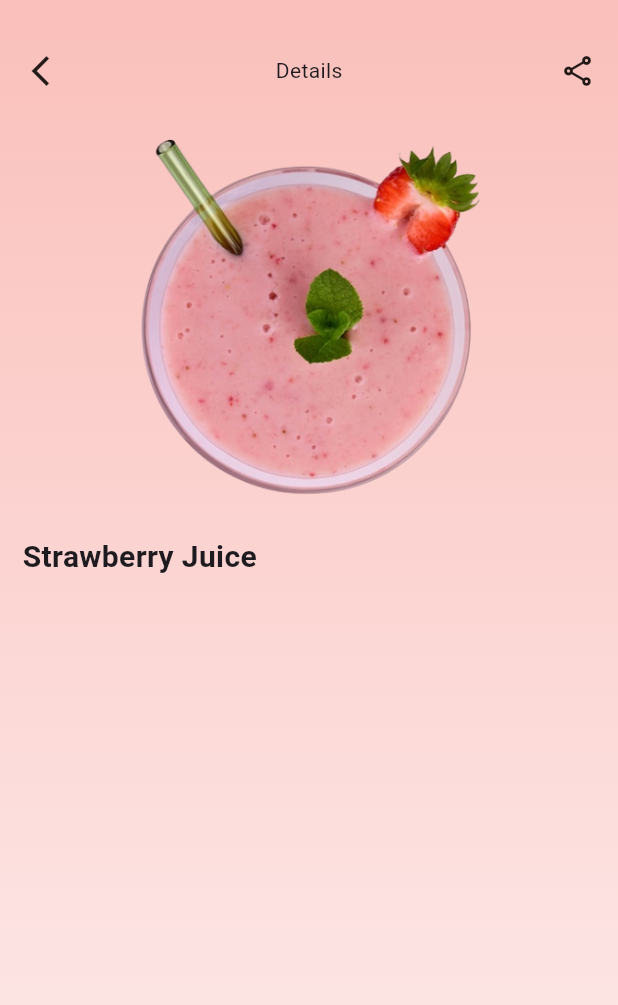
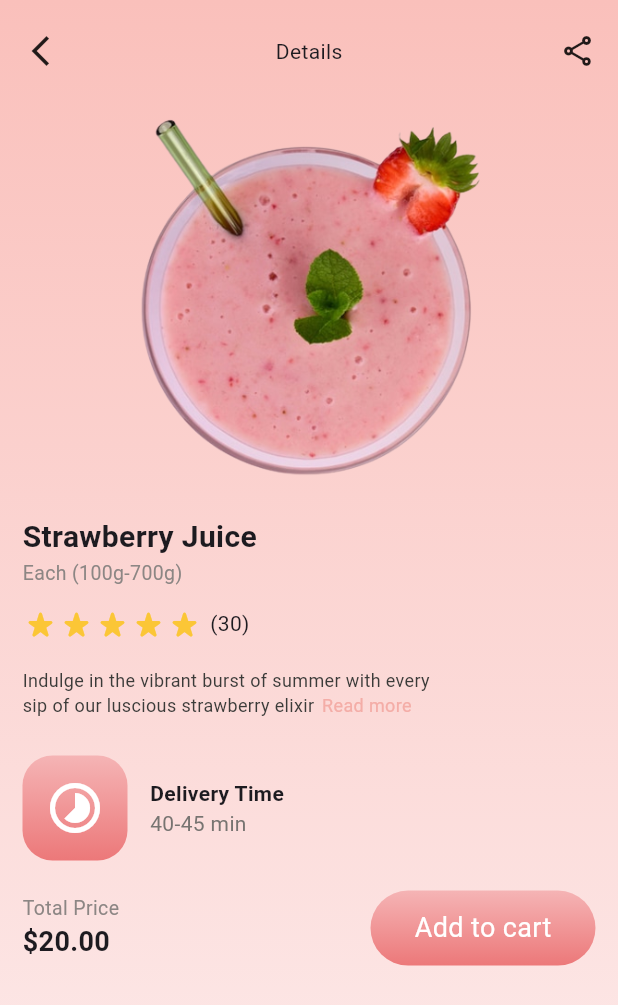
Before and after one commit to MayarMahmoud2002/sweet_app_delivery, a Flutter app: the DetailScreen screen opened directly, on a phone screen of 412 x 824 dp. Shown: the top 1005 px of the screen. Run offline on Flutter 3.47's test engine with Material 2 defaults, Android fonts, the light colour scheme and no system bars; our stand-ins replace flutter_custom_clippers.

Commit message:
finish 99% of Ui For Details Screen

```diff
--- a/lib/main.dart
+++ b/lib/main.dart
@@ -1,7 +1,7 @@
 import 'package:flutter/material.dart';
 import 'package:sweet_app/presentation/views/screens/home_screen.dart';
 import 'package:sweet_app/presentation/views/screens/splash_screen.dart';
-import 'package:sweet_app/presentation/views/widgets/deatail_screens/detail_screen.dart';
+import 'package:sweet_app/presentation/views/screens/detail_screen.dart';
 
 void main() {
   runApp(const MyApp());
@@ -18,7 +18,7 @@ class MyApp extends StatelessWidget {
       theme: ThemeData(
         useMaterial3: true,
       ),
-      home:  DetailScreen(),
+      home:  SplashScreen(),
     );
   }
 }
--- /dev/null
+++ b/lib/presentation/views/screens/detail_screen.dart
@@ -0,0 +1,226 @@
+import 'package:flutter/material.dart';
+
+class DetailScreen extends StatelessWidget {
+  @override
+  Widget build(BuildContext context) {
+    return SafeArea(
+      child: Scaffold(
+        body: Container(
+          height: double.infinity,
+          width: double.infinity,
+          decoration: BoxDecoration(
+              gradient: LinearGradient(
+                  begin: Alignment.topCenter,
+                  end: Alignment.bottomCenter,
+                  colors: [
+                Color.fromRGBO(250, 192, 187, 1.0),
+                Color.fromRGBO(253, 237, 237, 1.0),
+              ])),
+          child: Padding(
+            padding: const EdgeInsets.symmetric(vertical: 22.0),
+            child: SingleChildScrollView(
+              child: Padding(
+                padding: const EdgeInsets.symmetric(horizontal: 15.0),
+                child: Column(
+                  crossAxisAlignment: CrossAxisAlignment.start,
+                  children: [
+                    Row(
+                      children: [
+                        Icon(Icons.arrow_back_ios_new),
+                        Spacer(),
+                        Text('Details'),
+                        Spacer(),
+                        Icon(Icons.share_outlined),
+                      ],
+                    ),
+                    SizedBox(
+                      height: 30.0,
+                    ),
+                    Image.asset("assets/images/strawberry.png"),
+                    SizedBox(
+                      height: 20.0,
+                    ),
+                    Row(
+                      children: [
+                        Text(
+                          'Strawberry Juice',
+                          style: TextStyle(
+                              fontWeight: FontWeight.bold, fontSize: 20),
+                        ),
+                        Container(
+                          decoration: BoxDecoration(
+                            border: Border(),
+                          ),
+                        ),
+                      ],
+                    ),
+                    Text(
+                      'Each (100g-700g)',
+                      style: TextStyle(
+                        fontSize: 13.0,
+                        color: Color.fromRGBO(140, 134, 132, 1.0),
+                      ),
+                    ),
+                    SizedBox(
+                      height: 12.0,
+                    ),
+                    Row(
+                      children: [
+                        Icon(
+                          Icons.star_rate_rounded,
+                          color: Color.fromRGBO(251, 198, 54, 1.0),
+                        ),
+                        Icon(
+                          Icons.star_rate_rounded,
+                          color: Color.fromRGBO(251, 198, 54, 1.0),
+                        ),
+                        Icon(
+                          Icons.star_rate_rounded,
+                          color: Color.fromRGBO(251, 198, 54, 1.0),
+                        ),
+                        Icon(
+                          Icons.star_rate_rounded,
+                          color: Color.fromRGBO(251, 198, 54, 1.0),
+                        ),
+                        Icon(
+                          Icons.star_rate_rounded,
+                          color: Color.fromRGBO(251, 198, 54, 1.0),
+                        ),
+                        SizedBox(
+                          width: 5.0,
+                        ),
+                        Text('(30)'),
+                      ],
+                    ),
+                    SizedBox(
+                      height: 17.0,
+                    ),
+                    Text(
+                      'Indulge in the vibrant burst of summer with every',
+                      style: TextStyle(
+                        fontSize: 12.0,
+                        color: Color.fromRGBO(59, 59, 57, 1.0),
+                      ),
+                    ),
+                    Row(
+                      children: [
+                        Text(
+                          'sip of our luscious strawberry elixir',
+                          style: TextStyle(
+                            fontSize: 12.0,
+                            color: Color.fromRGBO(59, 59, 57, 1.0),
+                          ),
+                        ),
+                        SizedBox(
+                          width: 5,
+                        ),
+                        Text(
+                          'Read more',
+                          style: TextStyle(
+                            fontSize: 12.0,
+                            color: Color.fromRGBO(244, 173, 167, 1.0),
+                          ),
+                        ),
+                      ],
+                    ),
+                    SizedBox(
+                      height: 25.0,
+                    ),
+                    Row(
+                      children: [
+                        Container(
+                          height: 70.0,
+                          width: 70.0,
+                          decoration: BoxDecoration(
+                              gradient: LinearGradient(
+                                  begin: Alignment.topCenter,
+                                  end: Alignment.bottomCenter,
+                                  colors: [
+                                    Color.fromRGBO(245, 180, 181, 1.0),
+                                    Color.fromRGBO(236, 120, 121, 1.0),
+                                  ]),
+                              borderRadius: BorderRadius.circular(20.0)),
+                          child: Icon(Icons.timelapse_rounded,color: Colors.white,size: 40,),
+                        ),
+                        SizedBox(
+                          width: 15.0,
+                        ),
+                        Column(
+                          crossAxisAlignment: CrossAxisAlignment.start,
+                          mainAxisAlignment: MainAxisAlignment.start,
+                          children: [
+                            Text(
+                                'Delivery Time',
+                              style: TextStyle(
+                                fontWeight: FontWeight.bold,
+                              ),
+                                ),
+                            Text(
+                                '40-45 min',
+                              style: TextStyle(
+                                color: Color.fromRGBO(119, 116, 113, 1.0),
+                              ),
+                            ),
+
+                          ],
+                        ),
+                      ],
+                    ),
+                    SizedBox(
+                      height: 20.0,
+                    ),
+                    Row(
+                      children: [
+                        Column(
+                          crossAxisAlignment: CrossAxisAlignment.start,
+                          children: [
+                            Text('Total Price',
+                            style: TextStyle(
+                              fontSize: 13,
+                              color: Color.fromRGBO(140, 134, 132, 1.0),
+                            ),
+                            ),
+                            Text('\$20.00',
+                            style: TextStyle(
+                              fontSize: 18.0,
+                              fontWeight: FontWeight.bold
+                            ),
+                            ),
+
+                          ],
+                        ),
+                        Spacer(),
+                        Container(
+                          height: 50.0,
+                          width: 150,
+                          decoration: BoxDecoration(
+                            borderRadius: BorderRadius.circular(25.0),
+                            gradient: LinearGradient(
+                                begin: Alignment.topCenter,
+                                end: Alignment.bottomCenter,
+                                colors:
+                                [
+                                  Color.fromRGBO(245, 180, 181, 1.0),
+                                  Color.fromRGBO(236, 120, 121, 1.0),
+                                ])
+                          ),
+                          child: Center(child: Text('Add to cart',
+                          style: TextStyle(
+                            color: Colors.white,
+                            fontSize: 18.0
+                          ),
+                          )),
+                        ),
+
+                      ],
+                    ),
+                  ],
+                ),
+              ),
+            ),
+          ),
+        ),
+      ),
+    );
+  }
+}
--- a/lib/presentation/views/widgets/deatail_screens/detail_screen.dart
+++ /dev/null
@@ -1,80 +0,0 @@
-import 'package:flutter/material.dart';
-
-class DetailScreen extends StatelessWidget {
-
-  @override
-  Widget build(BuildContext context) {
-    return SafeArea(
-      child: Scaffold(
-        body : Container(
-          height: double.infinity,
-          width: double.infinity,
-          decoration: BoxDecoration(
-              gradient: LinearGradient(
-                  begin: Alignment.topCenter,
-                  end:Alignment.bottomCenter ,
-                  colors:
-                  [
-                    Color.fromRGBO(250, 192, 187, 1.0),
-                    Color.fromRGBO(253, 237, 237, 1.0),
-                  ])
-          ),
-          child:Padding(
-            padding: const EdgeInsets.symmetric(vertical: 35.0),
-            child: SingleChildScrollView(
-              child: Padding(
-                padding: const EdgeInsets.symmetric(horizontal: 15.0),
-                child: Column(
-                  crossAxisAlignment: CrossAxisAlignment.start,
-                  children: [
-                    Row(
-                      children: [
-                        Icon(Icons.arrow_back_ios_new),
-                        Spacer(),
-                        Text('Details'),
-                        Spacer(),
-                        Icon(Icons.share_outlined),
-                      ],
-                    ),
-                    SizedBox(
-                      height: 30.0,
-                    ),
-                    Image.asset("assets/images/strawberry.png"),
-                    SizedBox(
-                      height: 20.0,
-                    ),
-                    Row(
-                      children: [
-                        Text('Strawberry Juice',
-                        style: TextStyle(
-                          fontWeight: FontWeight.bold,
-                          fontSize: 20
-                        ),
-                        ),
-                        Container(
-                          decoration: BoxDecoration(
-                            border: Border(
-
-                            ),
-
-                          ),
-                        ),
-
-                      ],
-                    ),
-                    Text(
-                      ''
-                    ),
-
-                  ],
-                ),
-              ),
-            ),
-          ),
-        ),
-
-
-      ),
-    );
-  }
-}
```
